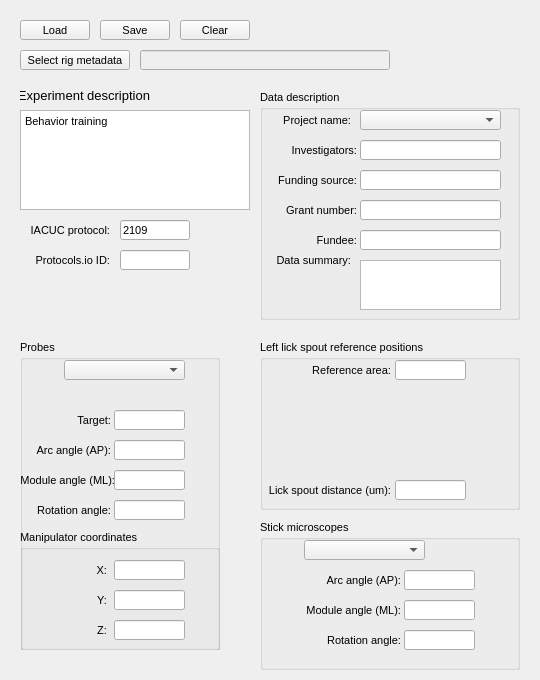
This is src/foraging_gui/MetaData.ui in AllenNeuralDynamics/dynamic-foraging-task as Qt 5 draws it before an edit. The edited form follows.
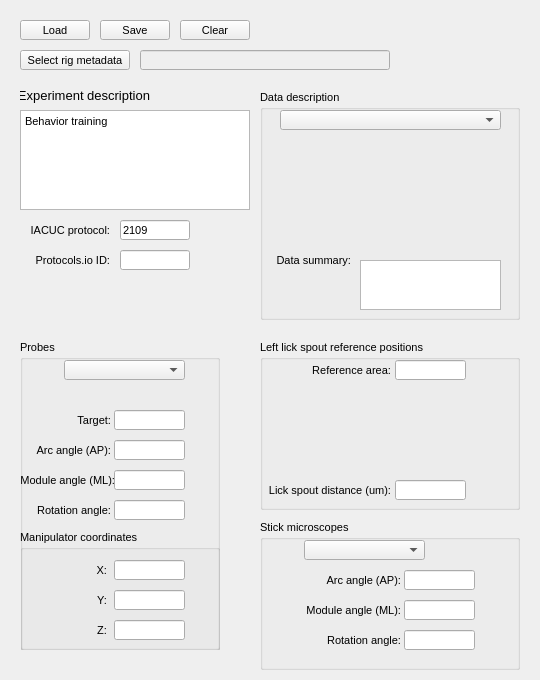
This is the edited form.

The edit to the form file:
```diff
--- a/src/foraging_gui/MetaData.ui
+++ b/src/foraging_gui/MetaData.ui
@@ -904,75 +904,6 @@
 &lt;p style=&quot;-qt-paragraph-type:empty; margin-top:0px; margin-bottom:0px; margin-left:0px; margin-right:0px; -qt-block-indent:0; text-indent:0px;&quot;&gt;&lt;br /&gt;&lt;/p&gt;&lt;/body&gt;&lt;/html&gt;</string>
     </property>
    </widget>
-   <widget class="QLineEdit" name="FundingSource">
-    <property name="geometry">
-     <rect>
-      <x>100</x>
-      <y>80</y>
-      <width>141</width>
-      <height>20</height>
-     </rect>
-    </property>
-    <property name="sizePolicy">
-     <sizepolicy hsizetype="Expanding" vsizetype="Expanding">
-      <horstretch>0</horstretch>
-      <verstretch>0</verstretch>
-     </sizepolicy>
-    </property>
-    <property name="text">
-     <string/>
-    </property>
-   </widget>
-   <widget class="QLabel" name="label_82">
-    <property name="geometry">
-     <rect>
-      <x>6</x>
-      <y>80</y>
-      <width>91</width>
-      <height>20</height>
-     </rect>
-    </property>
-    <property name="sizePolicy">
-     <sizepolicy hsizetype="Expanding" vsizetype="Expanding">
-      <horstretch>0</horstretch>
-      <verstretch>0</verstretch>
-     </sizepolicy>
-    </property>
-    <property name="text">
-     <string>Funding source:</string>
-    </property>
-    <property name="textFormat">
-     <enum>Qt::AutoText</enum>
-    </property>
-    <property name="alignment">
-     <set>Qt::AlignRight|Qt::AlignTrailing|Qt::AlignVCenter</set>
-    </property>
-   </widget>
-   <widget class="QLabel" name="label_81">
-    <property name="geometry">
-     <rect>
-      <x>6</x>
-      <y>50</y>
-      <width>91</width>
-      <height>20</height>
-     </rect>
-    </property>
-    <property name="sizePolicy">
-     <sizepolicy hsizetype="Expanding" vsizetype="Expanding">
-      <horstretch>0</horstretch>
-      <verstretch>0</verstretch>
-     </sizepolicy>
-    </property>
-    <property name="text">
-     <string>Investigators:</string>
-    </property>
-    <property name="textFormat">
-     <enum>Qt::AutoText</enum>
-    </property>
-    <property name="alignment">
-     <set>Qt::AlignRight|Qt::AlignTrailing|Qt::AlignVCenter</set>
-    </property>
-   </widget>
    <widget class="QLabel" name="label_85">
     <property name="geometry">
      <rect>
@@ -998,56 +929,12 @@
      <set>Qt::AlignRight|Qt::AlignTrailing|Qt::AlignVCenter</set>
     </property>
    </widget>
-   <widget class="QLineEdit" name="Investigators">
-    <property name="geometry">
-     <rect>
-      <x>100</x>
-      <y>50</y>
-      <width>141</width>
-      <height>20</height>
-     </rect>
-    </property>
-    <property name="sizePolicy">
-     <sizepolicy hsizetype="Expanding" vsizetype="Expanding">
-      <horstretch>0</horstretch>
-      <verstretch>0</verstretch>
-     </sizepolicy>
-    </property>
-    <property name="text">
-     <string/>
-    </property>
-   </widget>
-   <widget class="QLabel" name="label_84">
-    <property name="geometry">
-     <rect>
-      <x>0</x>
-      <y>20</y>
-      <width>91</width>
-      <height>20</height>
-     </rect>
-    </property>
-    <property name="sizePolicy">
-     <sizepolicy hsizetype="Expanding" vsizetype="Expanding">
-      <horstretch>0</horstretch>
-      <verstretch>0</verstretch>
-     </sizepolicy>
-    </property>
-    <property name="text">
-     <string>Project name:</string>
-    </property>
-    <property name="textFormat">
-     <enum>Qt::AutoText</enum>
-    </property>
-    <property name="alignment">
-     <set>Qt::AlignRight|Qt::AlignTrailing|Qt::AlignVCenter</set>
-    </property>
-   </widget>
    <widget class="QComboBox" name="ProjectName">
     <property name="geometry">
      <rect>
-      <x>100</x>
+      <x>20</x>
       <y>20</y>
-      <width>141</width>
+      <width>221</width>
       <height>20</height>
      </rect>
     </property>
@@ -1073,94 +960,6 @@
      <enum>QComboBox::AdjustToContentsOnFirstShow</enum>
     </property>
    </widget>
-   <widget class="QLineEdit" name="GrantNumber">
-    <property name="geometry">
-     <rect>
-      <x>100</x>
-      <y>110</y>
-      <width>141</width>
-      <height>20</height>
-     </rect>
-    </property>
-    <property name="sizePolicy">
-     <sizepolicy hsizetype="Expanding" vsizetype="Expanding">
-      <horstretch>0</horstretch>
-      <verstretch>0</verstretch>
-     </sizepolicy>
-    </property>
-    <property name="text">
-     <string/>
-    </property>
-   </widget>
-   <widget class="QLabel" name="label_86">
-    <property name="geometry">
-     <rect>
-      <x>6</x>
-      <y>110</y>
-      <width>91</width>
-      <height>20</height>
-     </rect>
-    </property>
-    <property name="sizePolicy">
-     <sizepolicy hsizetype="Expanding" vsizetype="Expanding">
-      <horstretch>0</horstretch>
-      <verstretch>0</verstretch>
-     </sizepolicy>
-    </property>
-    <property name="text">
-     <string>Grant number:</string>
-    </property>
-    <property name="textFormat">
-     <enum>Qt::AutoText</enum>
-    </property>
-    <property name="alignment">
-     <set>Qt::AlignRight|Qt::AlignTrailing|Qt::AlignVCenter</set>
-    </property>
-   </widget>
-   <widget class="QLineEdit" name="Fundee">
-    <property name="geometry">
-     <rect>
-      <x>100</x>
-      <y>140</y>
-      <width>141</width>
-      <height>20</height>
-     </rect>
-    </property>
-    <property name="sizePolicy">
-     <sizepolicy hsizetype="Expanding" vsizetype="Expanding">
-      <horstretch>0</horstretch>
-      <verstretch>0</verstretch>
-     </sizepolicy>
-    </property>
-    <property name="text">
-     <string/>
-    </property>
-   </widget>
-   <widget class="QLabel" name="label_91">
-    <property name="geometry">
-     <rect>
-      <x>6</x>
-      <y>140</y>
-      <width>91</width>
-      <height>20</height>
-     </rect>
-    </property>
-    <property name="sizePolicy">
-     <sizepolicy hsizetype="Expanding" vsizetype="Expanding">
-      <horstretch>0</horstretch>
-      <verstretch>0</verstretch>
-     </sizepolicy>
-    </property>
-    <property name="text">
-     <string>Fundee:</string>
-    </property>
-    <property name="textFormat">
-     <enum>Qt::AutoText</enum>
-    </property>
-    <property name="alignment">
-     <set>Qt::AlignRight|Qt::AlignTrailing|Qt::AlignVCenter</set>
-    </property>
-   </widget>
   </widget>
   <widget class="QGroupBox" name="groupBox">
    <property name="geometry">
```
Left out of the diff: 4 changed lines with no effect on the pictures.
